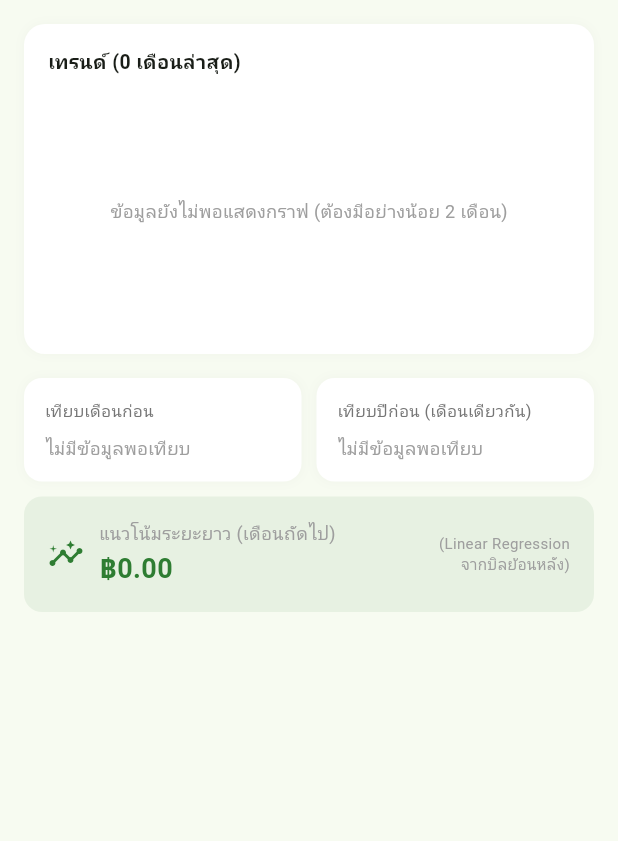
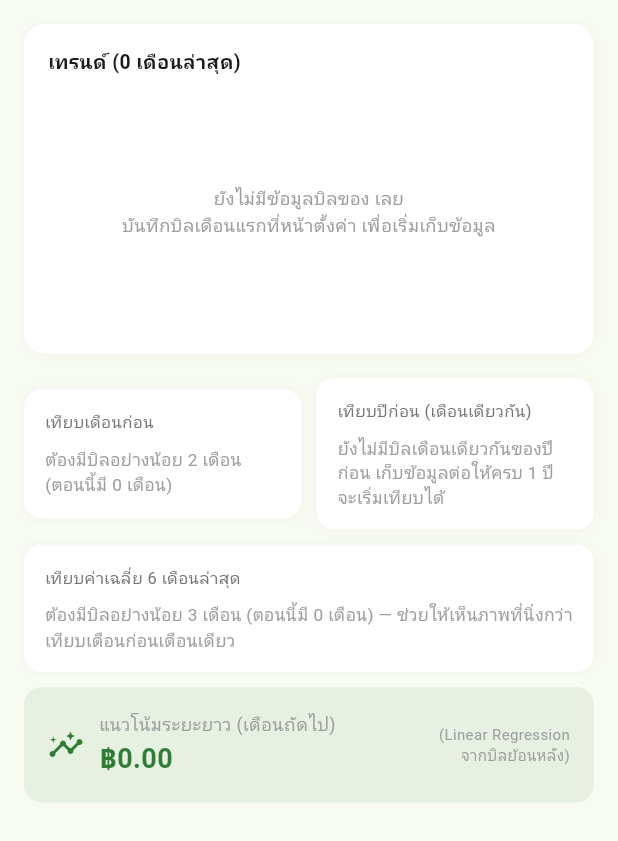
Before and after one commit to sawettamaln-s/energy_home, a Flutter app: the _UtilityTab widget shown alone on an empty page, opened directly with empty values, on a phone screen of 412 x 824 dp. Shown: the top 841 px of the screen. Run offline on Flutter 3.47's test engine with Material 3 defaults, Android fonts, the phone set to English and light mode, and no system bars; our stand-ins replace cloud_firestore, firebase_auth, firebase_core, fl_chart, flutter_local_notifications, permission_handler and 2 more; accounts and stored records are empty; generated files the repository leaves out were written again.

Commit message:
อัพเดตระบบล่าสุด

```diff
--- a/lib/screens/analysis/analysis_screen.dart
+++ b/lib/screens/analysis/analysis_screen.dart
@@ -277,6 +277,7 @@ class _UtilityTab extends StatelessWidget {
   Widget build(BuildContext context) {
     final mom = analysisService.compareMoM(bills, selector: selector);
     final yoy = analysisService.compareYoY(bills, selector: selector);
+    final avg6 = analysisService.compareToAverage(bills, selector: selector);
     final forecast =
         analysisService.forecastNextMonth(bills, selector: selector);
 
@@ -301,11 +302,33 @@ class _UtilityTab extends StatelessWidget {
         const SizedBox(height: 16),
         Row(
           children: [
-            Expanded(child: _comparisonCard('เทียบเดือนก่อน', mom)),
+            Expanded(
+              child: _comparisonCard(
+                'เทียบเดือนก่อน',
+                mom,
+                emptyHint:
+                    'ต้องมีบิลอย่างน้อย 2 เดือน (ตอนนี้มี ${bills.length} เดือน)',
+              ),
+            ),
             const SizedBox(width: 10),
             Expanded(
-                child: _comparisonCard('เทียบปีก่อน (เดือนเดียวกัน)', yoy)),
+              child: _comparisonCard(
+                'เทียบปีก่อน (เดือนเดียวกัน)',
+                yoy,
+                emptyHint:
+                    'ยังไม่มีบิลเดือนเดียวกันของปีก่อน เก็บข้อมูลต่อให้ครบ 1 ปีจะเริ่มเทียบได้',
+              ),
+            ),
           ],
+        ),
+        const SizedBox(height: 10),
+        _comparisonCard(
+          'เทียบค่าเฉลี่ย 6 เดือนล่าสุด',
+          avg6,
+          emptyHint:
+              'ต้องมีบิลอย่างน้อย 3 เดือน (ตอนนี้มี ${bills.length} เดือน) — '
+              'ช่วยให้เห็นภาพที่นิ่งกว่าเทียบเดือนก่อนเดือนเดียว',
+          fullWidth: true,
         ),
         const SizedBox(height: 10),
         _forecastCard(forecast),
@@ -415,6 +438,17 @@ class _UtilityTab extends StatelessWidget {
     );
   }
 
+  // ----- ข้อความ empty state ของกราฟเทรนด์ บอก progress ตามจำนวนบิลจริง -----
+  // เดิมเขียนตายตัวว่า "ข้อมูลยังไม่พอ (ต้องมีอย่างน้อย 2 เดือน)" ผู้ใช้ใหม่
+  // จะไม่รู้ว่าตอนนี้มีกี่เดือนแล้ว ต้องรออีกกี่เดือนถึงจะเริ่มเห็นกราฟ
+  String _trendEmptyMessage() {
+    if (bills.isEmpty) {
+      return 'ยังไม่มีข้อมูลบิลของ$title เลย\nบันทึกบิลเดือนแรกที่หน้าตั้งค่า เพื่อเริ่มเก็บข้อมูล';
+    }
+    final needed = 2 - bills.length;
+    return 'มีข้อมูลแล้ว ${bills.length} เดือน\nบันทึกอีก $needed เดือน จะเริ่มเห็นกราฟแนวโน้มได้';
+  }
+
   Widget _trendChart() {
     final spots = <FlSpot>[];
     for (int i = 0; i < bills.length; i++) {
@@ -440,10 +474,16 @@ class _UtilityTab extends StatelessWidget {
           const SizedBox(height: 12),
           Expanded(
             child: spots.length < 2
-                ? const Center(
+                ? Center(
+                    child: Padding(
+                      padding: const EdgeInsets.symmetric(horizontal: 12),
                       child: Text(
-                        'ข้อมูลยังไม่พอแสดงกราฟ (ต้องมีอย่างน้อย 2 เดือน)',
-                        style: TextStyle(fontSize: 12, color: Colors.grey)))
+                        _trendEmptyMessage(),
+                        textAlign: TextAlign.center,
+                        style: const TextStyle(fontSize: 12, color: Colors.grey),
+                      ),
+                    ),
+                  )
                 : LineChart(
                     LineChartData(
                       gridData: const FlGridData(show: false),
@@ -489,7 +529,12 @@ class _UtilityTab extends StatelessWidget {
     );
   }
 
-  Widget _comparisonCard(String label, ComparisonResult? r) {
+  Widget _comparisonCard(
+    String label,
+    ComparisonResult? r, {
+    String emptyHint = 'ไม่มีข้อมูลพอเทียบ',
+    bool fullWidth = false,
+  }) {
     return Container(
       padding: const EdgeInsets.all(14),
       decoration: BoxDecoration(
@@ -506,9 +551,15 @@ class _UtilityTab extends StatelessWidget {
               style: TextStyle(fontSize: 11, color: Colors.grey.shade600)),
           const SizedBox(height: 8),
           if (r == null)
-            const Text('ไม่มีข้อมูลพอเทียบ',
-                style: TextStyle(fontSize: 12, color: Colors.grey))
-          else if (r.isUnchanged)
+            // โชว์ "progress" ว่าต้องเก็บข้อมูลเพิ่มอีกแค่ไหนถึงจะเทียบได้
+            // แทนข้อความเฉยๆ ว่าไม่มีข้อมูล ให้ผู้ใช้ใหม่รู้ว่าต้องรออะไร
+            Text(emptyHint,
+                style: TextStyle(fontSize: 11.5, color: Colors.grey.shade500))
+          else
+            Row(
+              crossAxisAlignment: CrossAxisAlignment.center,
+              children: [
+                if (r.isUnchanged)
                   const Row(
                     children: [
                       Icon(Icons.remove, size: 16, color: Colors.grey),
@@ -524,7 +575,9 @@ class _UtilityTab extends StatelessWidget {
                   Row(
                     children: [
                       Icon(
-                  r.isIncrease ? Icons.arrow_upward : Icons.arrow_downward,
+                        r.isIncrease
+                            ? Icons.arrow_upward
+                            : Icons.arrow_downward,
                         size: 16,
                         color: r.isIncrease ? Colors.red : _green,
                       ),
@@ -539,6 +592,14 @@ class _UtilityTab extends StatelessWidget {
                           color: r.isIncrease ? Colors.red : _green,
                         ),
                       ),
+                    ],
+                  ),
+                if (fullWidth) ...[
+                  const Spacer(),
+                  Text('เฉลี่ย ฿${_fmt.format(r.previousValue)}',
+                      style: TextStyle(
+                          fontSize: 11.5, color: Colors.grey.shade500)),
+                ],
               ],
             ),
         ],
--- a/lib/services/analysis_service.dart
+++ b/lib/services/analysis_service.dart
@@ -144,6 +144,32 @@ class AnalysisService {
     return ComparisonResult(
       currentValue: selector(current),
       previousValue: selector(sameMonthLastYear),
+    );
+  }
+
+  /// เทียบเดือนปัจจุบันกับ "ค่าเฉลี่ย" ของ N เดือนก่อนหน้า (ไม่รวมเดือนปัจจุบัน)
+  /// ให้ภาพที่นิ่งกว่าการเทียบกับเดือนก่อนเดือนเดียว เพราะถ้าเดือนก่อนเป็น
+  /// เดือนที่ผิดปกติ (เช่น ไปต่างจังหวัดทั้งเดือน ใช้ไฟน้อยกว่าปกติมาก)
+  /// การเทียบ MoM เดือนเดียวจะดูเหมือนเดือนนี้ "พุ่ง" ทั้งที่จริงๆ แค่กลับสู่ปกติ
+  /// months: จำนวนเดือนย้อนหลังที่ใช้คำนวณค่าเฉลี่ย (ดีฟอลต์ 6 เดือน)
+  ComparisonResult? compareToAverage(
+    List<BillModel> bills, {
+    required double Function(BillModel) selector,
+    int months = 6,
+  }) {
+    // ต้องมีเดือนปัจจุบัน + อย่างน้อย 2 เดือนก่อนหน้า ไม่งั้นค่าเฉลี่ยไม่มีความหมาย
+    if (bills.length < 3) return null;
+
+    final current = bills.last;
+    final history = bills.sublist(0, bills.length - 1); // ไม่รวมเดือนปัจจุบัน
+    final recent =
+        history.length > months ? history.sublist(history.length - months) : history;
+
+    final avg = recent.map(selector).reduce((a, b) => a + b) / recent.length;
+
+    return ComparisonResult(
+      currentValue: selector(current),
+      previousValue: avg,
     );
   }
 
```
Lines whose indentation alone changed are shown as unchanged.
